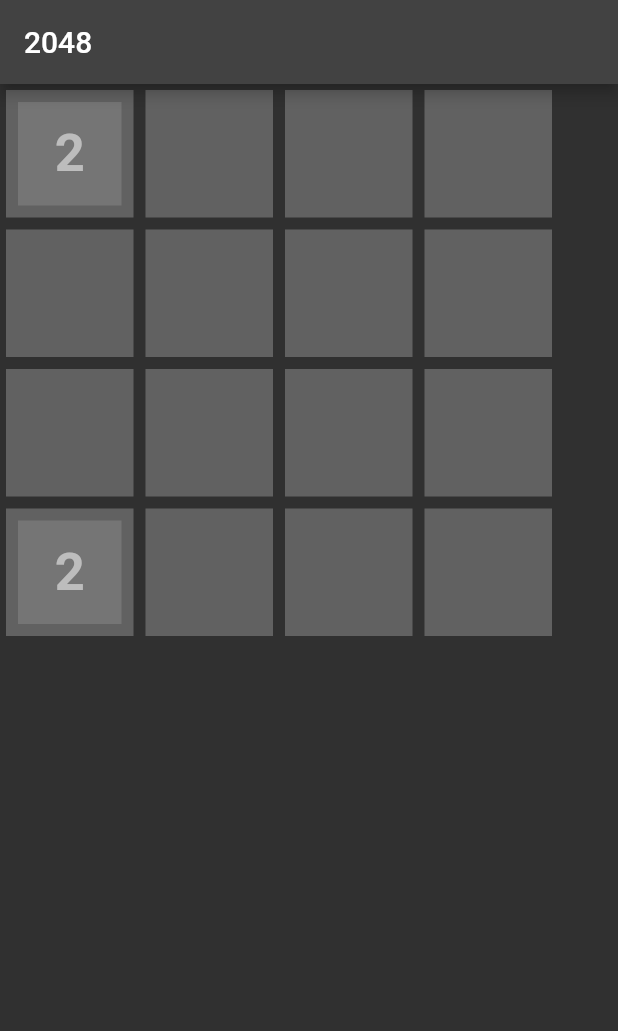
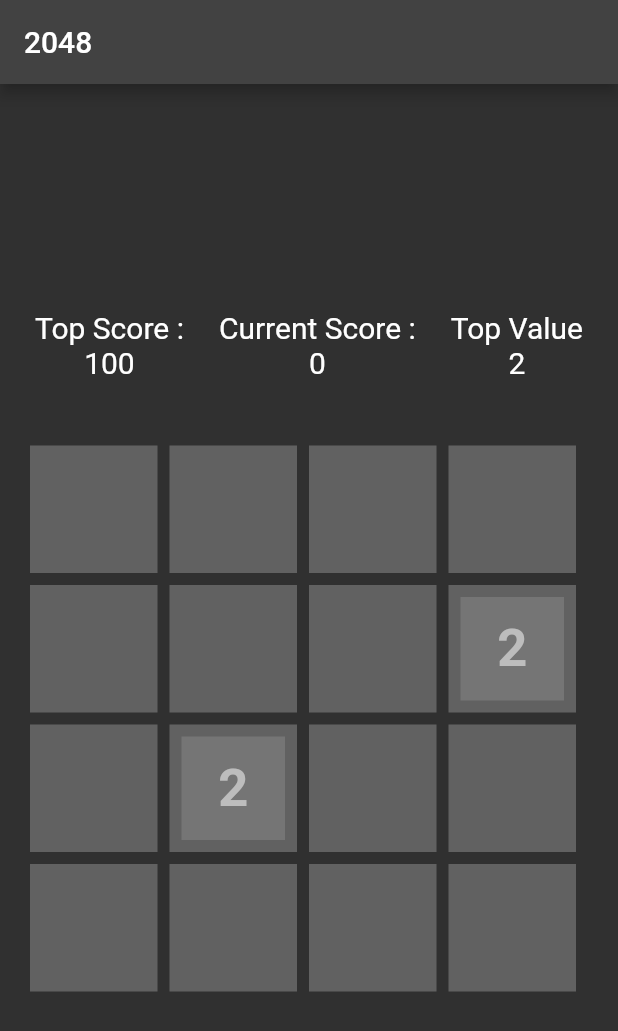
Before and after one commit to SilverLuhtoja/2048, a Flutter app: the screen it shows after launch, on a phone screen of 412 x 824 dp. Shown: the top 1031 px of the screen. Run offline on Flutter 3.47's test engine with Material 2 defaults, Android fonts, the light colour scheme and no system bars.

Commit message:
refactored some things, added game scores and values

```diff
--- /dev/null
+++ b/lib/src/components/score_box.dart
@@ -0,0 +1,25 @@
+import 'package:flutter/material.dart';
+
+class ScoreBox extends StatefulWidget {
+  late String text;
+  late int value;
+  ScoreBox(this.text,this.value, {super.key});
+
+
+  @override
+  State<ScoreBox> createState() => _ScoreBoxState();
+}
+
+class _ScoreBoxState extends State<ScoreBox> {
+  @override
+  Widget build(BuildContext context) {
+    return Column(
+      children: [
+        Text(widget.text, style: textStyle()),
+        Text(widget.value.toString(), style: textStyle())
+      ],
+    );
+  }
+
+  TextStyle textStyle() => TextStyle(fontSize: 20);
+}
--- a/lib/src/game_board.dart
+++ b/lib/src/game_board.dart
@@ -1,5 +1,3 @@
-import 'dart:math';
-
 import 'package:flutter/animation.dart';
 
 class GameBoard {
@@ -7,6 +5,7 @@
 
   GameBoard() {
     grid = _generate_grid();
+    addNewNumber(2);
   }
 
   void show() {
@@ -17,10 +16,6 @@
       }).toList()}\n";
     }
     print(allList);
-  }
-
-  List<List<Tile>> _generate_grid() {
-    return List.generate(4, (y) => List.generate(4, (x) => Tile(x, y, 0)));
   }
 
   Iterable<Tile> flat_grid() => grid.expand((e) => e);
@@ -34,10 +29,22 @@
   List<List<Tile>> get gridReversed =>
       grid.map((e) => e.reversed.toList()).toList();
 
-  void addNewNumber(){
+  List<List<Tile>> _generate_grid() {
+    return List.generate(4, (y) => List.generate(4, (x) => Tile(x, y, 0)));
+  }
+
+  void addNewNumber(int numbersToAdd) {
     List<Tile> allZeroedTiles = flat_grid().where((e) => e.value == 0).toList();
     allZeroedTiles.shuffle();
-    allZeroedTiles.first.value = 2;
+    for (int i = 0; i < numbersToAdd; i++) {
+      allZeroedTiles[i].value = 2;
+    }
+  }
+
+  int get topValue {
+    List<Tile> list = flat_grid().toList();
+    list.sort((a, b) => b.value.compareTo(a.value));
+    return list.first.value;
   }
 }
 
--- a/lib/src/game_logic.dart
+++ b/lib/src/game_logic.dart
@@ -1,23 +1,26 @@
 import 'package:flutter/animation.dart';
+import 'package:my_2048/src/game_settings.dart';
 
 import 'game_board.dart';
 
 class GameLogic {
   late AnimationController controller;
-  // final GameBoard gameBoard;
+  final GameBoard gameBoard;
+  final GameSettings gameSetting;
 
-  GameLogic(this.controller);
+  GameLogic(this.controller, this.gameBoard,this.gameSetting);
 
 
+  bool canSwipeLeft() => gameBoard.grid.any(isSwipeable);
+  bool canSwipeRight() => gameBoard.gridReversed.any(isSwipeable);
+  bool canSwipeUp() => gameBoard.gridColumns.any(isSwipeable);
+  bool canSwipeDown() => gameBoard.gridColumnsReversed.any(isSwipeable);
+  // static bool canSwipeLeft(List<List<Tile>> grid) => grid.any(canSwipe);
+  // static bool canSwipeUp(List<List<Tile>> grid) => grid.any(canSwipe);
+  // static bool canSwipeRight(List<List<Tile>> grid) => grid.map((e) => e.reversed.toList()).any(canSwipe);
+  // static bool canSwipeDown(List<List<Tile>> grid) => grid.map((e) => e.reversed.toList()).any(canSwipe);
 
-  static bool canSwipeLeft(List<List<Tile>> grid) => grid.any(canSwipe);
-  static bool canSwipeRight(List<List<Tile>> grid) => grid.map((e) => e.reversed.toList()).any(canSwipe);
-  static bool canSwipeUp(List<List<Tile>> grid) => grid.any(canSwipe);
-  static bool canSwipeDown(List<List<Tile>> grid) => grid.map((e) => e.reversed.toList()).any(canSwipe);
-
-
-  // [Tile, Tile, Tile, Tile]
-  static bool canSwipe(List<Tile> tiles) {
+  static bool isSwipeable(List<Tile> tiles) {
     for (int i = 0; i < tiles.length; i++) {
       if (tiles[i].value == 0) {
         if (tiles.skip(i + 1).any((e) => e.value != 0)) return true;
@@ -32,7 +35,8 @@
     return false;
   }
 
-  // static mergeTiles(List<Tile> tiles, AnimationController controller) {
+  // THIS DOES A LOT OF THINGS
+  // TODO: try to separate by refactoring
   List<Tile> mergeTiles(List<Tile> tiles) {
     for (int i = 0; i < tiles.length; i++) {
       // skip current iteration amount, it is already assigned
@@ -57,6 +61,7 @@
             nextValuedTile.changeTileValue(controller,resultValue);
             nextValuedTile.value = 0;
             firstValuedTile.changeTileValue(controller, 0);
+            gameSetting.setCurrentScore(gameSetting.currentScore + resultValue);
           }
           firstValuedTile.value = 0;
           tiles[i].value = resultValue;
@@ -65,4 +70,9 @@
     }
     return tiles;
   }
+
+  // TODO: Win and loose logic
+  bool isGameOver(){
+    return false;
+  }
 }
--- /dev/null
+++ b/lib/src/game_settings.dart
@@ -0,0 +1,28 @@
+class GameSettings {
+  int _topValue = 2;
+  int _currentScore = 0;
+  late int _topScore;
+
+  GameSettings() {
+    this._topScore = getTopScore();
+  }
+
+  // TODO: have to save somewhere those high scores
+  int getTopScore() {
+    return 100;
+  }
+
+  get topValue => _topValue;
+
+  get currentScore => _currentScore;
+
+  get topScore => _topScore;
+
+  void setTopValue(int value) => _topValue = value;
+
+  void setCurrentScore(int value) => _currentScore = value;
+
+  void setTopScore(int value) => _topScore = value;
+
+// void setTopValue(int topValue) {}
+}
--- a/lib/src/screens/game_screen.dart
+++ b/lib/src/screens/game_screen.dart
@@ -1,6 +1,8 @@
 import 'package:flutter/material.dart';
+import 'package:my_2048/src/components/score_box.dart';
 import 'package:my_2048/src/game_board.dart';
 import 'package:my_2048/src/game_logic.dart';
+import 'package:my_2048/src/game_settings.dart';
 
 class GameScreen extends StatefulWidget {
   @override
@@ -9,24 +11,25 @@
 
 class _GameScreenState extends State<GameScreen>
     with SingleTickerProviderStateMixin {
-  late AnimationController controller=  AnimationController(vsync: this, duration: Duration(seconds: 1));
+  late AnimationController controller =
+      AnimationController(vsync: this, duration: Duration(seconds: 1));
   GameBoard gameBoard = GameBoard();
-  late GameLogic gameLogic ;
+  GameSettings gameSettings = GameSettings();
+  late GameLogic gameLogic;
 
   @override
   void initState() {
     super.initState();
-    gameBoard.grid[0][0].value = 2;
-    gameBoard.grid[3][0].value = 2;
+    gameLogic = GameLogic(controller, gameBoard, gameSettings);
     gameBoard.show();
 
-    gameLogic = GameLogic(controller);
     // controller =
     //     AnimationController(vsync: this, duration: Duration(seconds: 1));
     controller.addStatusListener((status) {
       if (status == AnimationStatus.completed) {
         setState(() {
           gameBoard.flat_grid().forEach((e) => e.resetAnimation());
+
         });
       }
     });
@@ -88,39 +91,56 @@
         appBar: AppBar(
           title: Text("2048"),
         ),
-        body: SafeArea(
+        body: Column(
+          mainAxisAlignment: MainAxisAlignment.center,
+          crossAxisAlignment: CrossAxisAlignment.center,
+          children: [
+            Row(
+              mainAxisAlignment: MainAxisAlignment.spaceEvenly,
+              children: [
+                ScoreBox("Top Score :", 100),
+                ScoreBox("Current Score :", gameSettings.currentScore),
+                ScoreBox("Top Value", gameSettings.topValue),
+              ],
+            ),
+            Container(
+                margin: EdgeInsets.only(top: 40),
+                width: gridRowsSize,
+                height: gridRowsSize,
                 child: GestureDetector(
                     onVerticalDragEnd: (details) {
                       double dy = details.velocity.pixelsPerSecond.dy;
-                  if (dy < 100 && GameLogic.canSwipeUp(gameBoard.gridColumns)) {
+                      if (dy < 100 && gameLogic.canSwipeUp()) {
                         // print("Swiping up");
                         executeSwipe(gameBoard.gridColumns);
                       }
-                  if (dy > -100 &&
-                      GameLogic.canSwipeDown(gameBoard.gridColumns)) {
+                      if (dy > -100 && gameLogic.canSwipeDown()) {
                         // print("Swiping down");
                         executeSwipe(gameBoard.gridColumnsReversed);
                       }
                     },
                     onHorizontalDragEnd: (details) {
                       double dx = details.velocity.pixelsPerSecond.dx;
-                  if (dx < 1000 && GameLogic.canSwipeLeft(gameBoard.grid)) {
+                      if (dx < 1000 && gameLogic.canSwipeLeft()) {
                         // print("Swiping left");
                         executeSwipe(gameBoard.grid);
                       }
-                  if (dx > -1000 && GameLogic.canSwipeRight(gameBoard.grid)) {
+                      if (dx > -1000 && gameLogic.canSwipeRight()) {
                         // print("Swiping right");
                         executeSwipe(gameBoard.gridReversed);
                       }
                     },
                     child: Stack(
                       children: stackItems,
-                ))));
+                    ))),
+          ],
+        ));
   }
 
   void executeSwipe(List<List<Tile>> grid) {
     grid.forEach((e) => gameLogic.mergeTiles(e));
-    gameBoard.addNewNumber();
+    gameSettings.setTopValue(gameBoard.topValue);
+    gameBoard.addNewNumber(1);
     controller.forward(from: 0);
   }
 }
```
Also changed, not shown: 1 other file. Lines whose indentation alone changed are shown as unchanged.
